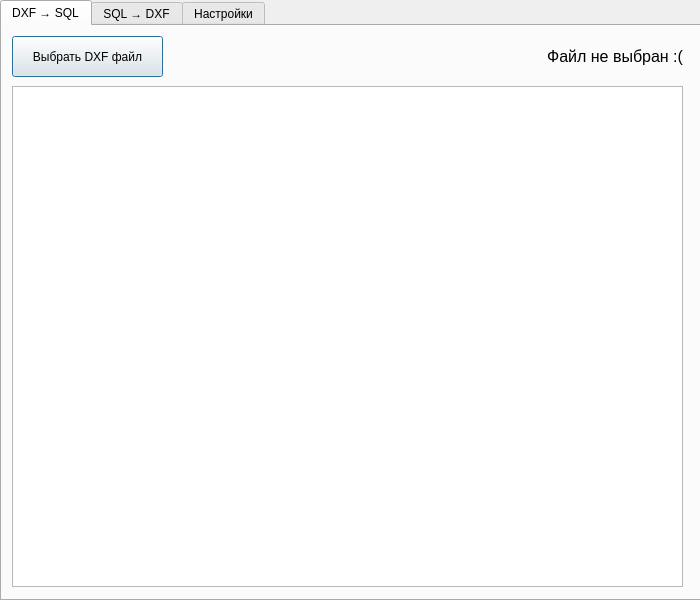
Before: the Qt Designer form Dxf_Pgsql_Converter_Dialog_Base.ui in Comanda-A/DXF-PostGIS-Converter, drawn with Qt 5.
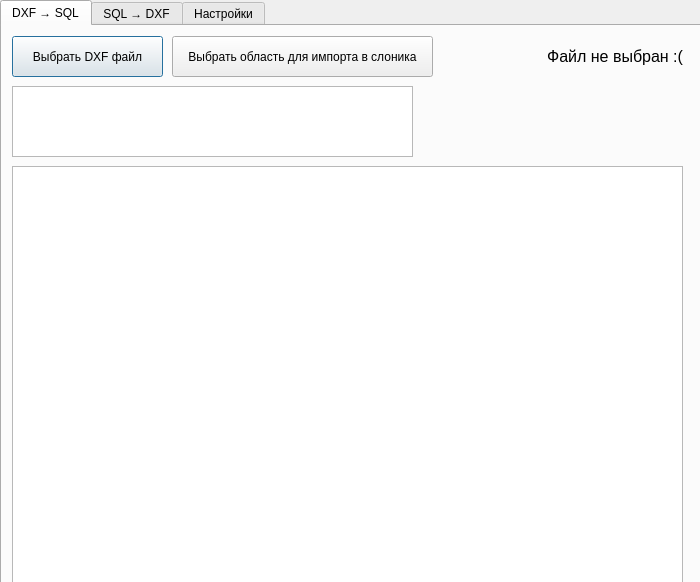
After: the same form once the commit is applied. The open tabs and pages were chosen to show the change.

What changed in the file:
```diff
--- a/Dxf_Pgsql_Converter_Dialog_Base.ui
+++ b/Dxf_Pgsql_Converter_Dialog_Base.ui
@@ -7,7 +7,7 @@
     <x>0</x>
     <y>0</y>
     <width>700</width>
-    <height>600</height>
+    <height>582</height>
    </rect>
   </property>
   <property name="windowTitle">
@@ -48,9 +48,9 @@
     <widget class="QLabel" name="label">
      <property name="geometry">
       <rect>
-       <x>180</x>
+       <x>440</x>
        <y>10</y>
-       <width>501</width>
+       <width>241</width>
        <height>41</height>
       </rect>
      </property>
@@ -73,9 +73,9 @@
      <property name="geometry">
       <rect>
        <x>10</x>
-       <y>60</y>
+       <y>140</y>
        <width>671</width>
-       <height>501</height>
+       <height>421</height>
       </rect>
      </property>
      <attribute name="headerVisible">
@@ -87,6 +87,32 @@
       </property>
      </column>
     </widget>
+    <widget class="QPushButton" name="selectionButton">
+     <property name="geometry">
+      <rect>
+       <x>170</x>
+       <y>10</y>
+       <width>261</width>
+       <height>41</height>
+      </rect>
+     </property>
+     <property name="text">
+      <string>Выбрать область для импорта в слоника</string>
+     </property>
+     <property name="checkable">
+      <bool>false</bool>
+     </property>
+    </widget>
+    <widget class="QTextEdit" name="coord">
+     <property name="geometry">
+      <rect>
+       <x>10</x>
+       <y>60</y>
+       <width>401</width>
+       <height>71</height>
+      </rect>
+     </property>
+    </widget>
    </widget>
    <widget class="QWidget" name="tab_2">
     <attribute name="title">
```
Left out of the diff: 2 changed lines with no effect on the pictures.
